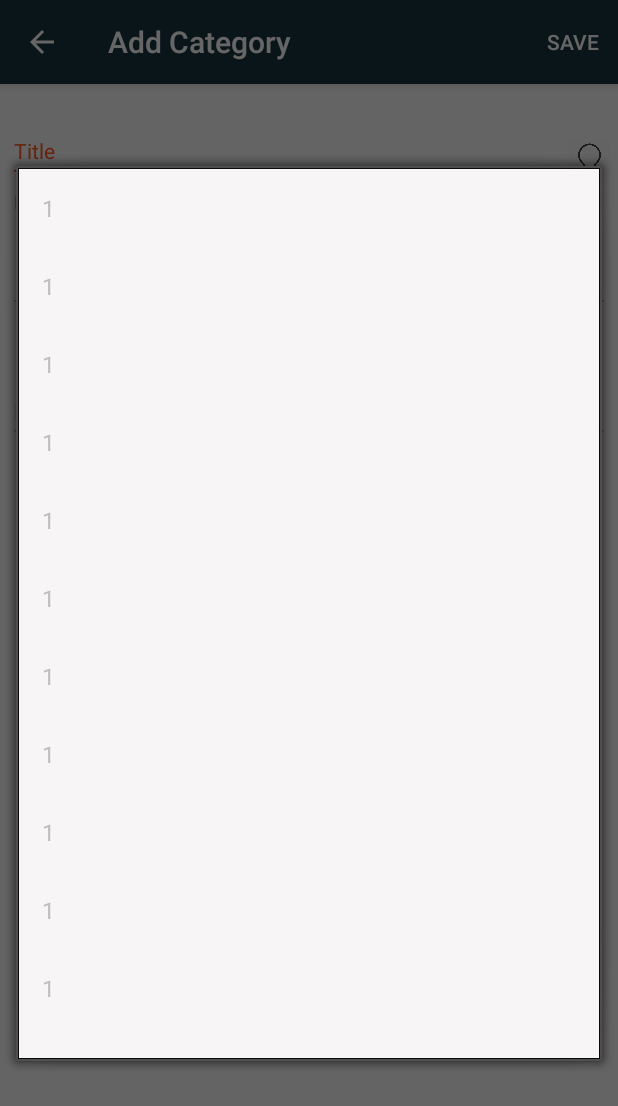
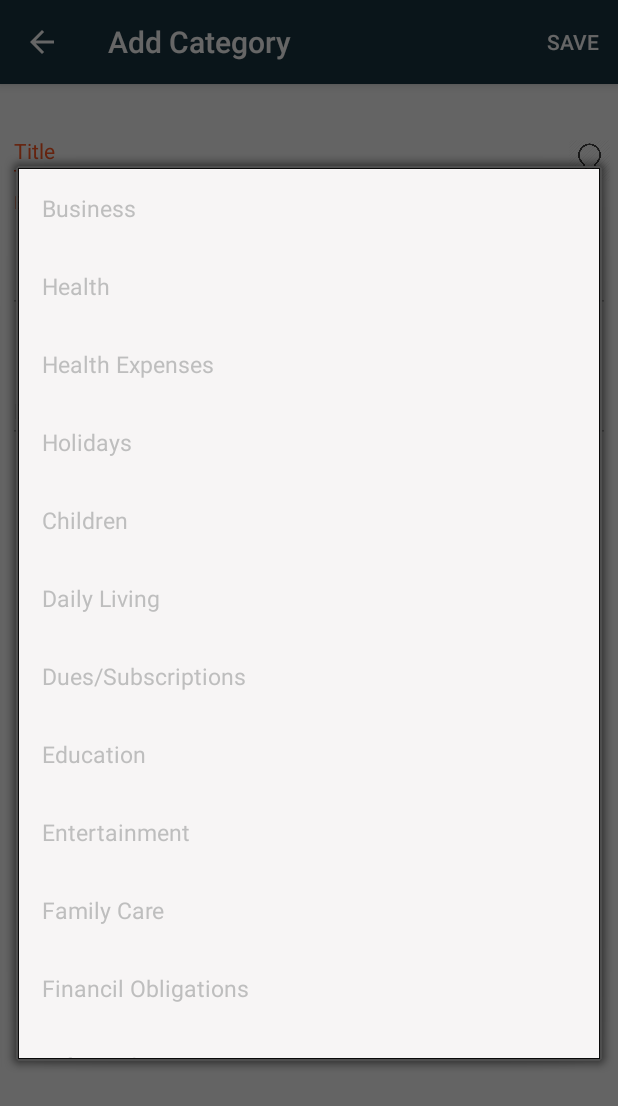
Before and after one commit to kopi1996/Budget-Planner, an Android app: the CategoryAdd screen opened directly, with no data from a screen before it, after a tap on an icon or button, on a phone screen of 412 x 824 dp. Shown: the top 1106 px of the screen. Run offline under Robolectric (Android 15) with nearby library versions, the phone set to English and light mode, and no system bars; our stand-ins replace Firebase (no records; nobody signed in at launch, a user with empty details on screens opened directly); 1 statement that could not run was skipped; 1 other tap on this screen came first.

Commit message:
Ready To Publish

```diff
--- a/app/src/main/java/com/planner/budgetplanner/AddActivities/CategoryAdd.java
+++ b/app/src/main/java/com/planner/budgetplanner/AddActivities/CategoryAdd.java
@@ -203,19 +203,23 @@ public class CategoryAdd extends BudgetObjectAdd<Category> implements View.OnFoc
 
     private void displayHintCateTitle() {
         final ArrayList<BudgetObject> elements = new ArrayList<>();
-        elements.add(new BudgetObject("", "1", ""));
-        elements.add(new BudgetObject("", "1", ""));
-        elements.add(new BudgetObject("", "1", ""));
-        elements.add(new BudgetObject("", "1", ""));
-        elements.add(new BudgetObject("", "1", ""));
-        elements.add(new BudgetObject("", "1", ""));
-        elements.add(new BudgetObject("", "1", ""));
-        elements.add(new BudgetObject("", "1", ""));
-        elements.add(new BudgetObject("", "1", ""));
-        elements.add(new BudgetObject("", "1", ""));
-        elements.add(new BudgetObject("", "1", ""));
-        elements.add(new BudgetObject("", "1", ""));
-        elements.add(new BudgetObject("", "1", ""));
+        elements.add(new BudgetObject("", "Business", ""));
+        elements.add(new BudgetObject("", "Health", ""));
+        elements.add(new BudgetObject("", "Health Expenses", ""));
+        elements.add(new BudgetObject("", "Holidays", ""));
+        elements.add(new BudgetObject("", "Children", ""));
+        elements.add(new BudgetObject("", "Daily Living", ""));
+        elements.add(new BudgetObject("", "Dues/Subscriptions", ""));
+        elements.add(new BudgetObject("", "Education", ""));
+        elements.add(new BudgetObject("", "Entertainment", ""));
+        elements.add(new BudgetObject("", "Family Care", ""));
+        elements.add(new BudgetObject("", "Financil Obligations", ""));
+        elements.add(new BudgetObject("", "Gifts and Donations", ""));
+        elements.add(new BudgetObject("", "Home/Rent", ""));
+        elements.add(new BudgetObject("", "Housing", ""));
+        elements.add(new BudgetObject("", "Insurance", ""));
+        elements.add(new BudgetObject("", "Legal", ""));
+        elements.add(new BudgetObject("", "Personals", ""));
 
 
         Dialog dialog = MyUtility.displayHintDialog(this, elements, new MyItemAdapter.IItemListner() {
--- a/app/src/main/java/com/planner/budgetplanner/LoginScreen.java
+++ b/app/src/main/java/com/planner/budgetplanner/LoginScreen.java
@@ -237,12 +237,14 @@ public class LoginScreen extends LoadingActivity implements GoogleApiClient.OnCo
         AuthenticationManager.loginWithFb(new OnSuccessListener<AccessToken>() {
             @Override
             public void onSuccess(AccessToken accessToken) {
+                Log.i(TAG, "onSuccess handle: "+accessToken);
                 if(accessToken!=null)
                 {
                     AuthenticationManager.handleLogin(accessToken.getToken(), FirebaseManager.LoginType.Facebook, new OnSuccessListener<Boolean>() {
                         @Override
                         public void onSuccess(Boolean success) {
                             MyUtility.disableLoading(LoginScreen.this);
+
                             if(success)
                             {
                                 if(MyUtility.currentUser.getCurrencyType().isEmpty())
--- a/app/src/main/java/com/planner/budgetplanner/Managers/AuthenticationManager.java
+++ b/app/src/main/java/com/planner/budgetplanner/Managers/AuthenticationManager.java
@@ -90,7 +90,7 @@ public class AuthenticationManager {
 
     public static void initializeGoogle() {
         GoogleSignInOptions gso = new GoogleSignInOptions.Builder(GoogleSignInOptions.DEFAULT_SIGN_IN)
-                .requestIdToken(activity.getString(R.string.default_web_client_id))
+                .requestIdToken("310439222563-tsohc49cq23l9jevgr86hf9aimah2lcr.apps.googleusercontent.com")
                 .requestEmail()
                 .build();
 
```
Also changed, not shown: app/src/main/java/com/planner/budgetplanner/AddActivities/IncomeAdd.java (+9 -15 lines), 1 other file.
